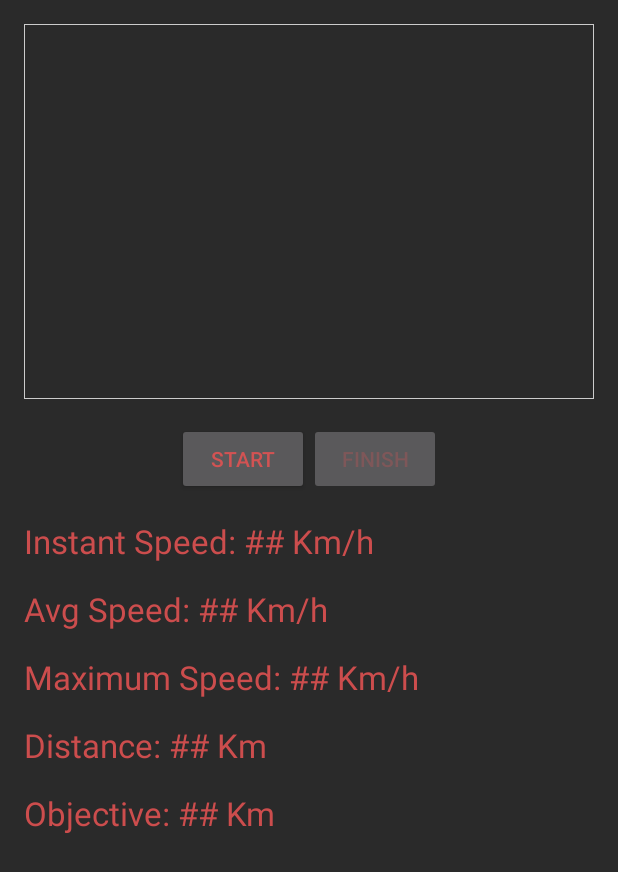
After one commit to mcasx/WorkoutTrackingMobileApp, an Android app: the CardioActivity screen opened directly, with no data from a screen before it, on a phone screen of 412 x 824 dp. The commit adds this screen. Shown: the top 872 px of the screen. Run offline under Robolectric (Android 15) with nearby library versions, the phone set to English and light mode, and no system bars; network calls fail.

Commit message:
added Cardio page

```diff
--- a/Muscle/app/src/main/AndroidManifest.xml
+++ b/Muscle/app/src/main/AndroidManifest.xml
@@ -9,6 +9,11 @@
 
     <!-- Internet Permission -->
     <uses-permission android:name="android.permission.INTERNET" />
+
+    <uses-feature android:name="android.hardware.sensor.stepcounter" />
+    <uses-feature android:name="android.hardware.sensor.stepdetector" />
+    <uses-feature android:name="android.hardware.sensor.linearacelaration" />
+    <uses-permission android:name="android.permission.WAKE_LOCK" />
 
     <application
         android:allowBackup="true"
@@ -59,9 +64,11 @@
             android:theme="@style/Theme.AppCompat" />
         <activity
             android:name=".ProfileActivity"
-            android:theme="@style/Theme.AppCompat"/>
+            android:theme="@style/Theme.AppCompat" />
         <activity
             android:name=".PlanActivity"
-            android:theme="@style/Theme.AppCompat.NoActionBar"/>
+            android:theme="@style/Theme.AppCompat.NoActionBar" />
+        <activity android:name=".CardioActivity"></activity>
     </application>
+
 </manifest>
--- /dev/null
+++ b/Muscle/app/src/main/java/g11/muscle/CardioActivity.java
@@ -0,0 +1,98 @@
+package g11.muscle;
+
+import android.content.Context;
+import android.hardware.Sensor;
+import android.hardware.SensorEvent;
+import android.hardware.SensorEventListener;
+import android.hardware.SensorManager;
+import android.os.Build;
+import android.os.PowerManager;
+import android.support.annotation.RequiresApi;
+import android.support.v7.app.AppCompatActivity;
+import android.os.Bundle;
+import android.view.View;
+import android.widget.Button;
+import android.widget.TextView;
+import android.widget.Toast;
+
+
+public class CardioActivity extends AppCompatActivity implements SensorEventListener {
+
+    private SensorManager sensorManager;
+    private TextView count;
+    boolean activityRunning;
+    boolean first;
+    float sensorInitialValue;
+    PowerManager.WakeLock wl;
+
+    @Override
+    public void onCreate(Bundle savedInstanceState) {
+        super.onCreate(savedInstanceState);
+        setContentView(R.layout.activity_cardio);
+        count = (TextView) findViewById(R.id.instantSpeed);
+        first = true;
+        PowerManager pm = (PowerManager) getSystemService(Context.POWER_SERVICE);
+        wl = pm.newWakeLock(PowerManager.PARTIAL_WAKE_LOCK, "My Tag");
+        sensorManager = (SensorManager) getSystemService(Context.SENSOR_SERVICE);
+    }
+
+
+    @RequiresApi(api = Build.VERSION_CODES.KITKAT)
+    @Override
+    protected void onResume() {
+        super.onResume();
+        activityRunning = true;
+
+
+    }
+
+    @Override
+    protected void onPause() {
+        super.onPause();
+        activityRunning = false;
+        Sensor countSensor = sensorManager.getDefaultSensor(Sensor.TYPE_STEP_COUNTER);
+        if (countSensor != null) {
+            sensorManager.unregisterListener(this);
+        }
+        wl.release();
+        // if you unregister the last listener, the hardware will stop detecting step events
+//        sensorManager.unregisterListener(this);
+    }
+
+    @Override
+    public void onSensorChanged(SensorEvent event) {
+        if (activityRunning) {
+            if(first){
+                sensorInitialValue = event.values[0];
+                first = false;
+            }
+            count.setText(String.valueOf(event.values[0] - sensorInitialValue));
+        }
+    }
+
+    @RequiresApi(api = Build.VERSION_CODES.KITKAT)
+    public void onClickButton(View view){
+        if(((Button) view).getText().equals("Start")){
+            Sensor countSensor = sensorManager.getDefaultSensor(Sensor.TYPE_STEP_COUNTER);
+            if (countSensor != null) {
+                sensorManager.registerListener(this, countSensor, SensorManager.SENSOR_DELAY_UI);
+            } else {
+                Toast.makeText(this, "Count sensor not available!", Toast.LENGTH_LONG).show();
+            }
+            ((Button) view).setText("Stop");
+            wl.acquire();
+        }
+        else{
+            Sensor countSensor = sensorManager.getDefaultSensor(Sensor.TYPE_STEP_COUNTER);
+            if (countSensor != null) {
+                sensorManager.unregisterListener(this);
+            }
+            ((Button) view).setText("Start");
+            wl.release();
+        }
+    }
+
+    @Override
+    public void onAccuracyChanged(Sensor sensor, int accuracy) {
+    }
+}
--- a/Muscle/app/src/main/java/g11/muscle/GroupExercisesActivity.java
+++ b/Muscle/app/src/main/java/g11/muscle/GroupExercisesActivity.java
@@ -88,7 +88,11 @@ public class GroupExercisesActivity extends AppCompatActivity {
                             public void onItemClick(AdapterView<?> parent, View v, int position, long id) {
                                 //Go to exercise page
                                 String exercise_name = (String) parent.getAdapter().getItem(position);
-                                Intent intent = new Intent(GroupExercisesActivity.this, ExerciseActivity.class);
+                                Intent intent;
+                                if(exercise_name.equals("Running"))
+                                    intent = new Intent(GroupExercisesActivity.this, CardioActivity.class);
+                                else
+                                    intent = new Intent(GroupExercisesActivity.this, ExerciseActivity.class);
                                 intent.putExtra("exercise_name", exercise_name);
                                 intent.putExtra("email", email);
                                 startActivity(intent);
--- /dev/null
+++ b/Muscle/app/src/main/res/layout/activity_cardio.xml
@@ -0,0 +1,117 @@
+<?xml version="1.0" encoding="utf-8"?>
+<android.support.constraint.ConstraintLayout xmlns:android="http://schemas.android.com/apk/res/android"
+    xmlns:app="http://schemas.android.com/apk/res-auto"
+    xmlns:tools="http://schemas.android.com/tools"
+    android:layout_width="match_parent"
+    android:layout_height="match_parent"
+    tools:context="g11.muscle.CardioActivity">
+
+
+    <ImageView
+
+        android:id="@+id/runningImage"
+        android:layout_height="250dp"
+        android:layout_width="0dp"
+        android:layout_marginLeft="16dp"
+        android:layout_marginRight="16dp"
+        android:layout_marginTop="16dp"
+        app:layout_constraintHorizontal_bias="0.0"
+        app:layout_constraintLeft_toLeftOf="parent"
+        app:layout_constraintRight_toRightOf="parent"
+        app:layout_constraintTop_toTopOf="parent"
+        app:srcCompat="@drawable/border"
+        android:layout_marginStart="16dp"
+        android:layout_marginEnd="16dp" />
+
+    <TextView
+        android:id="@+id/objective"
+        android:layout_width="wrap_content"
+        android:layout_height="wrap_content"
+        android:layout_marginLeft="16dp"
+        android:layout_marginTop="16dp"
+        android:text="Objective: ## Km"
+        android:textAppearance="@android:style/TextAppearance.Material.Large"
+        app:layout_constraintLeft_toLeftOf="parent"
+        app:layout_constraintTop_toBottomOf="@+id/distance"
+        android:layout_marginStart="16dp" />
+
+    <TextView
+        android:id="@+id/distance"
+        android:layout_width="wrap_content"
+        android:layout_height="wrap_content"
+        android:layout_marginLeft="16dp"
+        android:layout_marginTop="16dp"
+        android:text="Distance: ## Km"
+        android:textAppearance="@android:style/TextAppearance.Material.Large"
+        app:layout_constraintLeft_toLeftOf="parent"
+        app:layout_constraintTop_toBottomOf="@+id/maximumSpeed"
+        android:layout_marginStart="16dp" />
+
+    <TextView
+        android:id="@+id/maximumSpeed"
+        android:layout_width="wrap_content"
+        android:layout_height="wrap_content"
+        android:layout_marginLeft="16dp"
+        android:layout_marginTop="16dp"
+        android:text="Maximum Speed: ## Km/h"
+        android:textAppearance="@android:style/TextAppearance.Material.Large"
+        app:layout_constraintLeft_toLeftOf="parent"
+        app:layout_constraintTop_toBottomOf="@+id/averageIntensity"
+        android:layout_marginStart="16dp" />
+
+    <TextView
+        android:id="@+id/averageIntensity"
+        android:layout_width="wrap_content"
+        android:layout_height="wrap_content"
+        android:layout_marginTop="16dp"
+        android:text="Avg Speed: ## Km/h"
+        android:textAppearance="@android:style/TextAppearance.Material.Large"
+        app:layout_constraintTop_toBottomOf="@+id/instantSpeed"
+        android:layout_marginLeft="16dp"
+        app:layout_constraintLeft_toLeftOf="parent"
+        android:layout_marginStart="16dp" />
+
+    <TextView
+        android:id="@+id/instantSpeed"
+        android:layout_width="wrap_content"
+        android:layout_height="wrap_content"
+        android:layout_marginLeft="16dp"
+        android:layout_marginTop="16dp"
+        android:text="Instant Speed: ## Km/h"
+        android:textAppearance="@android:style/TextAppearance.Material.Large"
+        app:layout_constraintLeft_toLeftOf="parent"
+        app:layout_constraintTop_toBottomOf="@+id/linearLayout"
+        android:layout_marginStart="16dp" />
+
+    <LinearLayout
+        android:id="@+id/linearLayout"
+        android:layout_width="wrap_content"
+        android:layout_height="wrap_content"
+        android:layout_marginLeft="8dp"
+        android:layout_marginRight="8dp"
+        android:layout_marginTop="16dp"
+        android:orientation="horizontal"
+        app:layout_constraintLeft_toLeftOf="parent"
+        app:layout_constraintRight_toRightOf="parent"
+        app:layout_constraintTop_toBottomOf="@+id/runningImage">
+
+        <Button
+
+            android:id="@+id/startButton"
+            android:layout_width="wrap_content"
+            android:layout_height="wrap_content"
+            android:onClick="onClickButton"
+            android:text="Start" />
+
+        <Button
+            android:id="@+id/button3"
+            android:layout_width="wrap_content"
+            android:layout_height="wrap_content"
+            android:elevation="0dp"
+            android:enabled="false"
+
+            android:text="Finish"
+            app:layout_constraintRight_toRightOf="parent" />
+    </LinearLayout>
+
+</android.support.constraint.ConstraintLayout>
```
